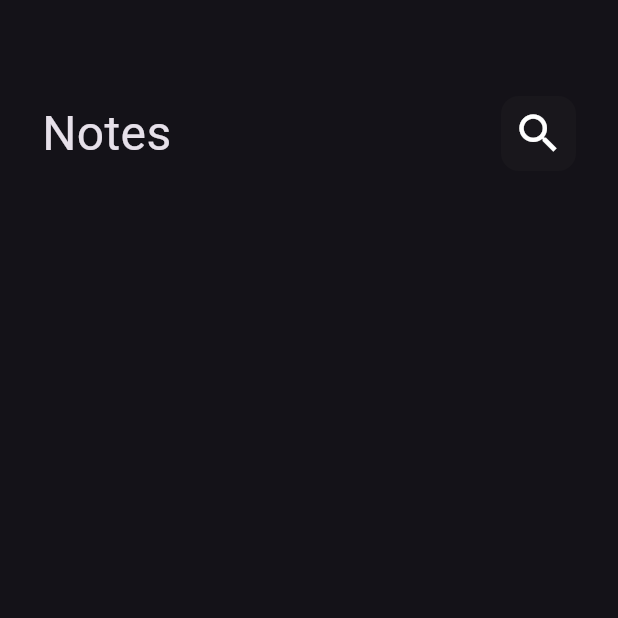
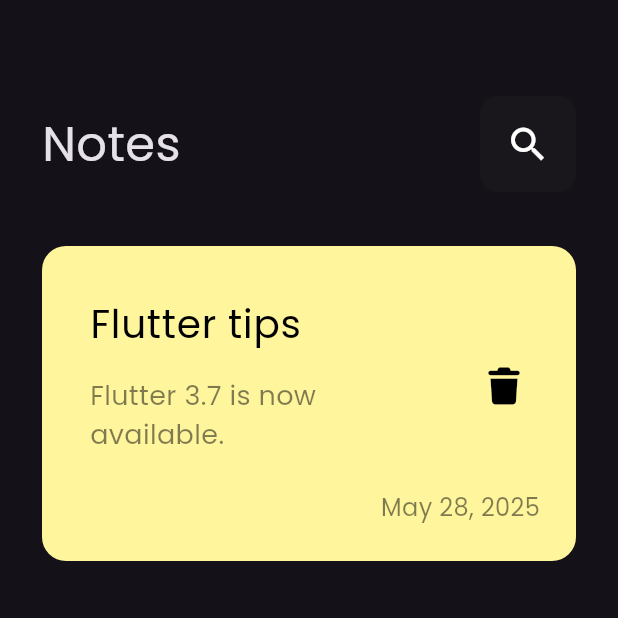
Before and after one commit to ArwaElsherif/notes_app, a Flutter app: the screen it shows after launch, on a phone screen of 412 x 824 dp, the top half of it. Run offline on Flutter 3.47's test engine with Material 3 defaults, Android fonts, the phone set to English and light mode, and no system bars; our stand-ins replace font_awesome_flutter.

Commit message:
add NoteItem and edit CustomSearchIcon

```diff
--- a/lib/main.dart
+++ b/lib/main.dart
@@ -10,7 +10,10 @@ class NotesApp extends StatelessWidget {
   @override
   Widget build(BuildContext context) {
     return MaterialApp(
-      theme: ThemeData.dark(),
+      theme: ThemeData(
+        brightness: Brightness.dark,
+        fontFamily: 'Poppins',
+      ),
       themeMode: ThemeMode.system,
       debugShowCheckedModeBanner: false,
       home: HomeView()
--- a/lib/widgets/custom_search_icon.dart
+++ b/lib/widgets/custom_search_icon.dart
@@ -1,19 +1,20 @@
-
 import 'package:flutter/material.dart';
 
 class CustomSearchIcon extends StatelessWidget {
-  const CustomSearchIcon({
-    super.key,
-  });
+  const CustomSearchIcon({super.key});
 
   @override
   Widget build(BuildContext context) {
     return Container(
-        padding: const EdgeInsets.all(8),
-        decoration: BoxDecoration(
-          color: const Color.fromARGB(58, 41, 40, 40),
-          borderRadius: BorderRadius.circular(12),
-        ),
-      child: Icon(Icons.search, size: 34));
+      padding: const EdgeInsets.all(8),
+      decoration: BoxDecoration(
+        color: const Color.fromARGB(58, 41, 40, 40),
+        borderRadius: BorderRadius.circular(12),
+      ),
+      child: IconButton(
+        onPressed: () {},
+        icon: const Icon(Icons.search, color: Colors.white, size: 30),
+      ),
+    );
   }
 }
--- /dev/null
+++ b/lib/widgets/note_item.dart
@@ -0,0 +1,58 @@
+import 'package:flutter/material.dart';
+import 'package:font_awesome_flutter/font_awesome_flutter.dart';
+
+class NoteItem extends StatelessWidget {
+  const NoteItem({super.key});
+
+  @override
+  Widget build(BuildContext context) {
+    return Container(
+      padding: const EdgeInsets.only(top: 24, bottom: 24, left: 16),
+      decoration: BoxDecoration(
+        color: Colors.yellow[200],
+        borderRadius: BorderRadius.circular(16),
+      ),
+      child: Column(
+        crossAxisAlignment: CrossAxisAlignment.end,
+        children: [
+          ListTile(
+            title: const Text(
+              'Flutter tips',
+              style: TextStyle(
+                color: Colors.black,
+                fontSize: 26,
+              ),
+            ),
+            subtitle: Padding(
+              padding: const EdgeInsets.symmetric(vertical: 16),
+              child: Text(
+                'Flutter 3.7 is now available.',
+                style: TextStyle(
+                  color: Colors.black.withValues(alpha: 0.5),
+                  fontSize: 18,
+                ),
+              ),
+            ),
+            trailing: IconButton(
+              onPressed: () {},
+              icon: const Icon(
+                FontAwesomeIcons.trash,
+                color: Colors.black,
+                size: 24,
+              ),
+            ),
+
+          ),
+          Padding(
+            padding: const EdgeInsets.only(right: 24),
+            child: Text('May 28, 2025',
+                style: TextStyle(
+                  color: Colors.black.withValues(alpha: 0.5),
+                  fontSize: 16,
+                )),
+          ),
+        ],
+      ),
+    );
+  }
+}
--- a/lib/widgets/notes_view_body.dart
+++ b/lib/widgets/notes_view_body.dart
@@ -1,5 +1,6 @@
 import 'package:flutter/material.dart';
 import 'package:notes_app/widgets/custom_app_bar.dart';
+import 'package:notes_app/widgets/note_item.dart';
 
 class NotesViewBody extends StatelessWidget {
   const NotesViewBody({super.key});
@@ -11,7 +12,7 @@ class NotesViewBody extends StatelessWidget {
       child: Column(
         children: [
           const CustomAppBar(),
-
+          NoteItem(),
         ],
       ),
     );
```
Also changed, not shown: pubspec.yaml (+5 -11 lines), assets/fonts/Poppins-Regular.ttf (added), pubspec.lock.
